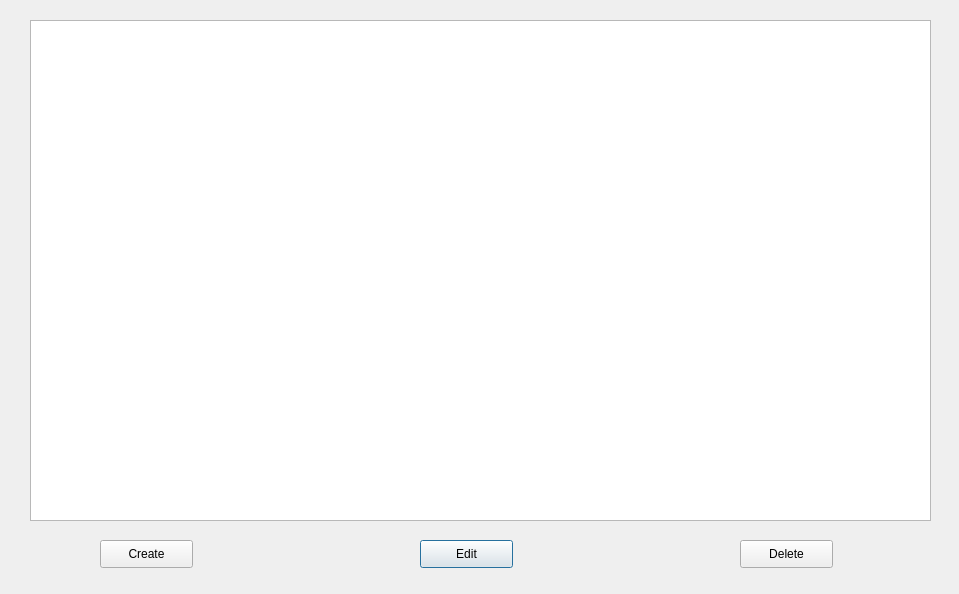
Qt form src/info_dialog.ui (AlirezaTheH/army-db) before a commit.
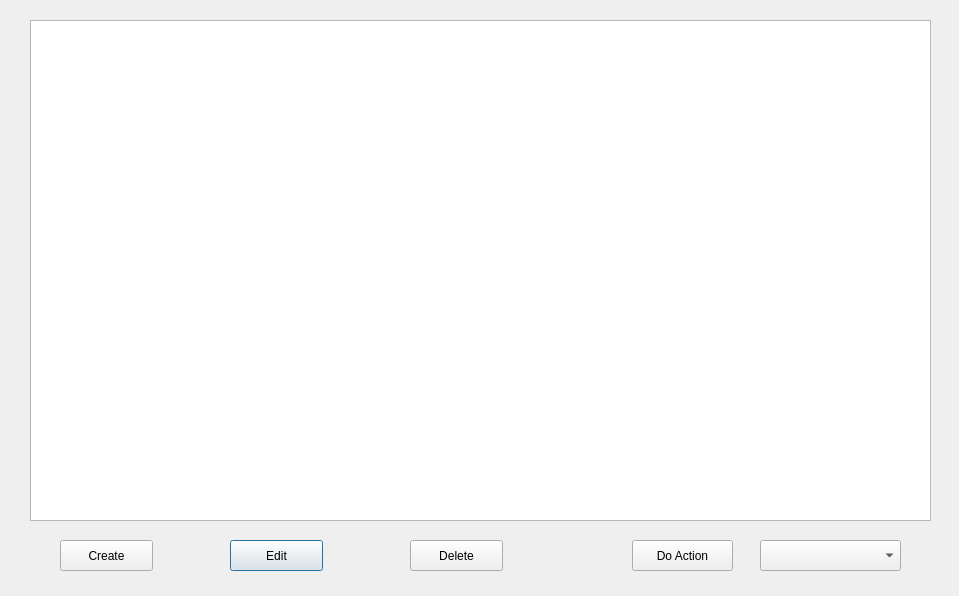
The same form after that commit.

Patch:
```diff
--- a/src/info_dialog.ui
+++ b/src/info_dialog.ui
@@ -7,7 +7,7 @@
     <x>0</x>
     <y>0</y>
     <width>959</width>
-    <height>594</height>
+    <height>596</height>
    </rect>
   </property>
   <property name="windowTitle">
@@ -16,10 +16,10 @@
   <widget class="QPushButton" name="pushButton_edit">
    <property name="geometry">
     <rect>
-     <x>420</x>
+     <x>230</x>
      <y>540</y>
      <width>93</width>
-     <height>28</height>
+     <height>31</height>
     </rect>
    </property>
    <property name="text">
@@ -29,10 +29,10 @@
   <widget class="QPushButton" name="pushButton_create">
    <property name="geometry">
     <rect>
-     <x>100</x>
+     <x>60</x>
      <y>540</y>
      <width>93</width>
-     <height>28</height>
+     <height>31</height>
     </rect>
    </property>
    <property name="text">
@@ -42,10 +42,10 @@
   <widget class="QPushButton" name="pushButton_delete">
    <property name="geometry">
     <rect>
-     <x>740</x>
+     <x>410</x>
      <y>540</y>
      <width>93</width>
-     <height>28</height>
+     <height>31</height>
     </rect>
    </property>
    <property name="text">
@@ -62,6 +62,29 @@
     </rect>
    </property>
   </widget>
+  <widget class="QPushButton" name="pushButton_doAction">
+   <property name="geometry">
+    <rect>
+     <x>632</x>
+     <y>540</y>
+     <width>101</width>
+     <height>31</height>
+    </rect>
+   </property>
+   <property name="text">
+    <string>Do Action</string>
+   </property>
+  </widget>
+  <widget class="QComboBox" name="comboBox_actions">
+   <property name="geometry">
+    <rect>
+     <x>760</x>
+     <y>540</y>
+     <width>141</width>
+     <height>31</height>
+    </rect>
+   </property>
+  </widget>
  </widget>
  <resources/>
  <connections/>
```
